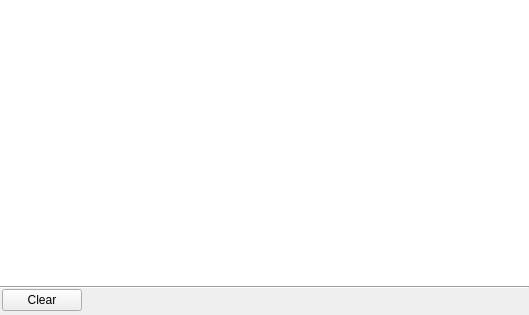
Before: the Qt Designer form src/downloads/downloadmanager.ui in QupZilla/qupzilla, drawn with Qt 5.
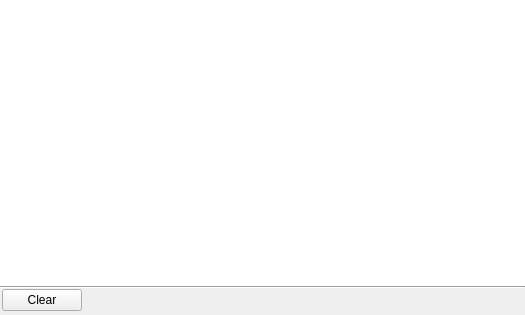
After: the same form once the commit is applied. Icons and pictures are not drawn.

Commit message: Added option to use native system dialog in downloads or not (using native file dialog on windows sometimes cause problems with downloading SSL content) Fixed issue with width of file name at download manager

Diff of the .ui file:
```diff
--- a/src/downloads/downloadmanager.ui
+++ b/src/downloads/downloadmanager.ui
@@ -6,10 +6,16 @@
    <rect>
     <x>0</x>
     <y>0</y>
-    <width>529</width>
+    <width>525</width>
     <height>315</height>
    </rect>
   </property>
+  <property name="minimumSize">
+   <size>
+    <width>300</width>
+    <height>0</height>
+   </size>
+  </property>
   <property name="windowTitle">
    <string>Download Manager</string>
   </property>
@@ -38,6 +44,9 @@
      <property name="styleSheet">
       <string notr="true">border: none;</string>
      </property>
+     <property name="horizontalScrollBarPolicy">
+      <enum>Qt::ScrollBarAlwaysOff</enum>
+     </property>
      <property name="alternatingRowColors">
       <bool>true</bool>
      </property>
```
The commit also changes 15 other files.
